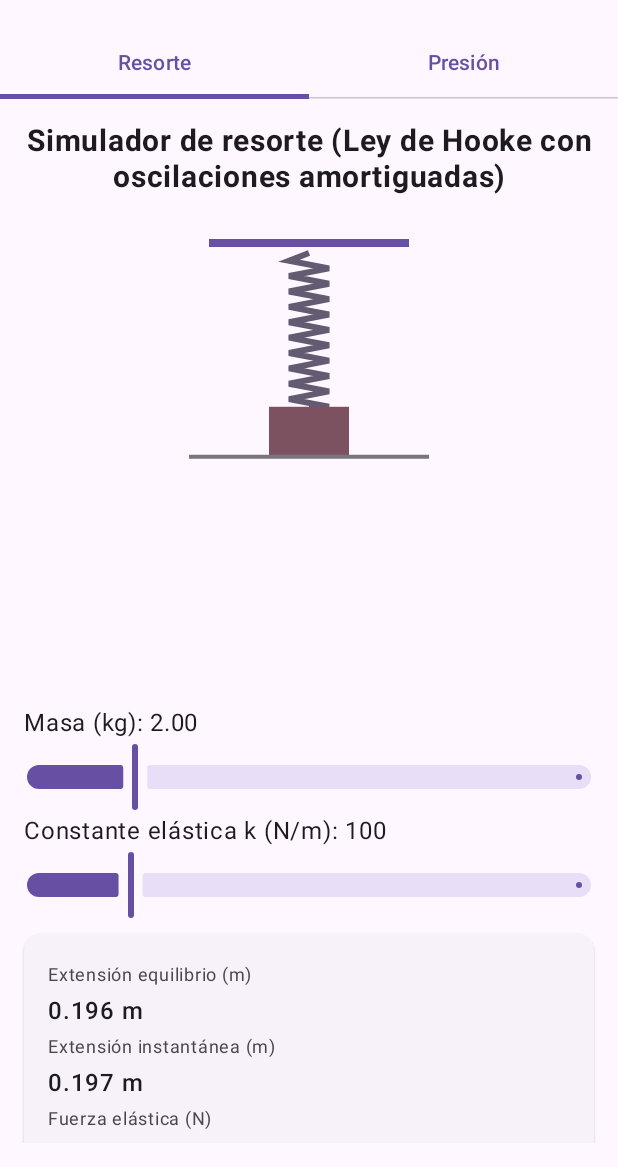
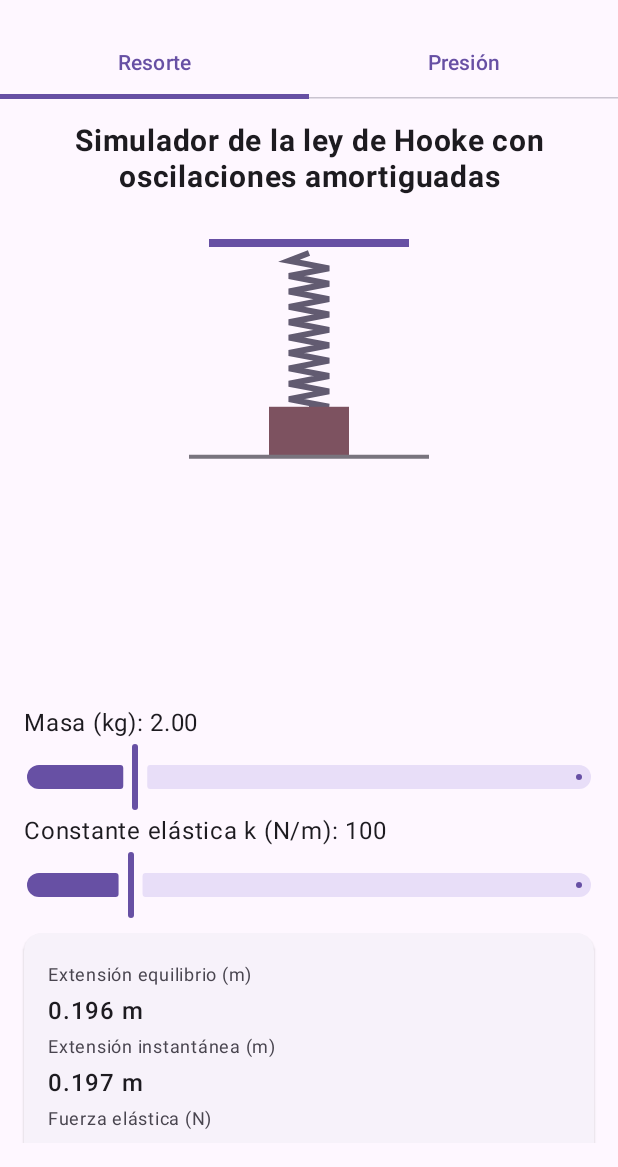
Before and after one commit to Stivenco12/proyecto-naturales-experimentos, an Android app built with Jetpack Compose: the screen it shows after launch (MainActivity), on a phone screen of 412 x 824 dp, the part 69-1236 px from its top. Run offline under Robolectric (Android 15) with nearby library versions, the phone set to English and light mode, and no system bars.

Commit message:
correcion de bugs

```diff
--- a/app/src/main/java/com/example/fsica_qumica/MainActivity.kt
+++ b/app/src/main/java/com/example/fsica_qumica/MainActivity.kt
@@ -107,7 +107,7 @@ fun SpringSimulator(modifier: Modifier = Modifier) {
         horizontalAlignment = Alignment.CenterHorizontally
     ) {
         Text(
-            "Simulador de resorte (Ley de Hooke con oscilaciones amortiguadas)",
+            "Simulador de la ley de Hooke con oscilaciones amortiguadas",
             fontWeight = FontWeight.Bold,
             fontSize = 20.sp,
             textAlign = TextAlign.Center
```
